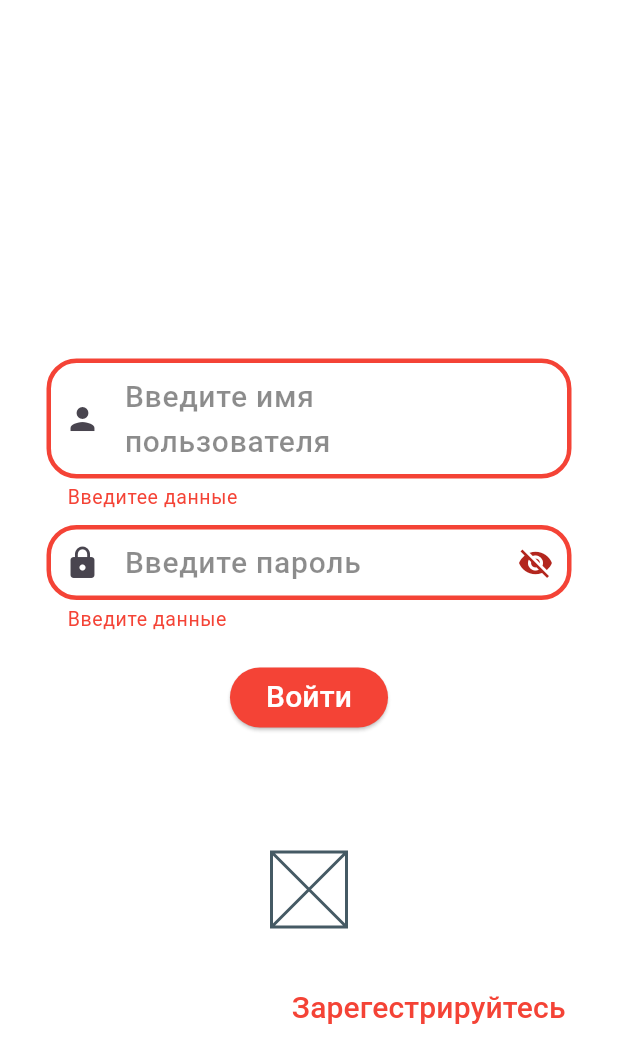
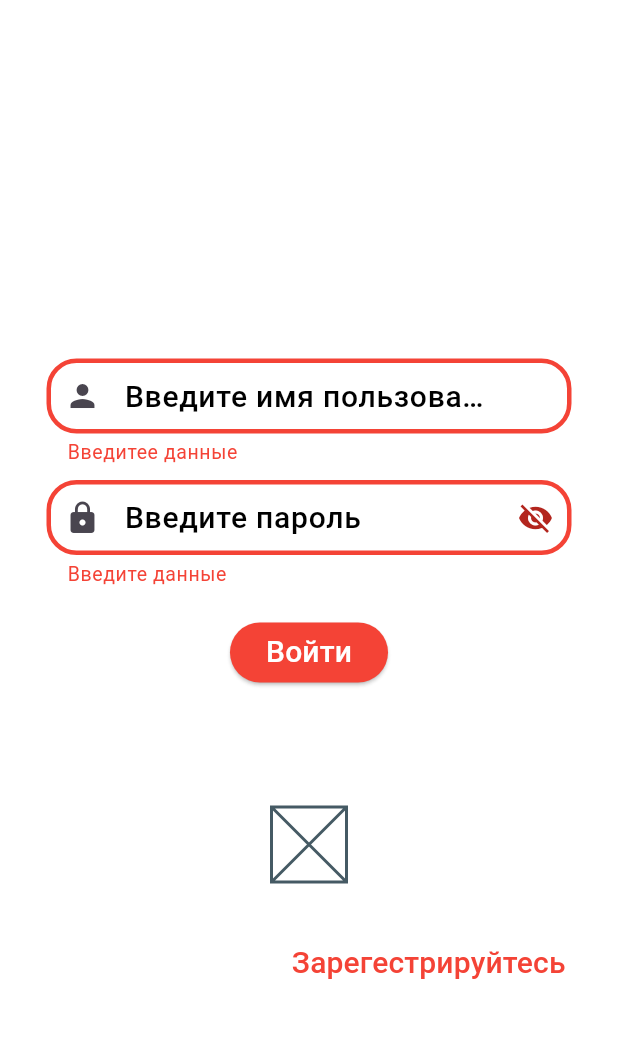
Before and after one commit to bekoe1/ZaniZaniChat, a Flutter app: the LogInPage screen opened by its route, on a phone screen of 412 x 824 dp. Shown: the top 1063 px of the screen. Run offline on Flutter 3.47's test engine with Material 3 defaults, Android fonts, the phone set to English and light mode, and no system bars; our stand-ins replace bloc, dio, flutter_bloc, flutter_slidable, freezed_annotation, pretty_dio_logger and 1 more; accounts and stored records are empty.

```diff
--- a/lib/data/dto/paginated_dialogs_dto.dart
+++ b/lib/data/dto/paginated_dialogs_dto.dart
@@ -3,5 +3,8 @@
 // part 'paginated_dialogs_dto.freezed.dart';
 //
 // class PaginatedDialogsDto with _$PaginatedDialogsDto{
-//   //todo
+//   const factory PaginatedDialogsDto({
+//     required int chat_id,
+//     required
+//   })
 // }
--- a/lib/data/repo/dialogs_info_repo.dart
+++ b/lib/data/repo/dialogs_info_repo.dart
@@ -9,4 +9,5 @@ class DialogsInfoRepository{
       requestBody: true,
     ));
 
+
 }
--- a/lib/presentation/pages/dialogs_page/dialogs.page.dart
+++ b/lib/presentation/pages/dialogs_page/dialogs.page.dart
@@ -9,9 +9,7 @@ import 'package:flutter_slidable/flutter_slidable.dart';
 
 class DialogsPage extends StatefulWidget {
   //сделать,чтобы принимал id
-  const DialogsPage({super.key, required this.token});
-
-  final String token;
+  const DialogsPage({super.key});
 
   @override
   State<DialogsPage> createState() => _DialogsPageState();
--- a/lib/presentation/pages/login_page/bloc/log_in_bloc.dart
+++ b/lib/presentation/pages/login_page/bloc/log_in_bloc.dart
@@ -1,3 +1,5 @@
+
+import 'dart:developer';
 
 import 'package:bloc/bloc.dart';
 import 'package:bloc_test_app/data/repo/auth_repo.dart';
@@ -39,7 +41,8 @@ class LogInBloc extends Bloc<LogInEvent, LogInState> {
         }
         emit(state.copyWith(status: SubmissionSuccess()));
       } catch (e) {
-        emit(state.copyWith(status: SubmissionFailed(exc: e)));
+        emit(state.copyWith(status: SubmissionFailed(exc: e.toString())));
+        log(state.status.toString());
       }
     }
   }
--- a/lib/presentation/pages/login_page/login_page.dart
+++ b/lib/presentation/pages/login_page/login_page.dart
@@ -1,5 +1,8 @@
+import 'dart:developer';
+
 import 'package:bloc_test_app/presentation/pages/login_page/bloc/log_in_bloc.dart';
 import 'package:bloc_test_app/utils/form_submission_status.dart';
+import 'package:bloc_test_app/utils/internal_storage_helper.dart';
 import 'package:flutter/material.dart';
 import 'package:flutter_bloc/flutter_bloc.dart';
 
@@ -20,10 +23,6 @@ class _LogInPageState extends State<LogInPage> {
   bool obscuringPassword = true;
   IconData obscuringIcon = Icons.visibility_off;
   final formKey = GlobalKey<FormState>();
-  final snackBar = const SnackBar(
-    backgroundColor: Colors.white54,
-    content: Text("Введите корректные данные!"),
-  );
 
   @override
   Widget build(BuildContext context) {
@@ -66,6 +65,8 @@ class _LogInPageState extends State<LogInPage> {
                       BlocBuilder<LogInBloc, LogInState>(
                         builder: (context, state) {
                           return CustomTextFormField(
+                            filled: true,
+                            fillColor: Colors.white54,
                             inputType: TextInputType.name,
                             onChanged: (name) {
                               context.read<LogInBloc>().add(
@@ -93,6 +94,8 @@ class _LogInPageState extends State<LogInPage> {
                         builder: (context, state) {
                           return CustomTextFormField(
                               inputType: TextInputType.visiblePassword,
+                              filled: true,
+                              fillColor: Colors.white54,
                               width: 350,
                               validationFunc: (value) {
                                 if (Validation.ValidatePass(value!) != null) {
@@ -123,8 +126,7 @@ class _LogInPageState extends State<LogInPage> {
                   ),
                 ),
                 const SizedBox(height: 20),
-                BlocBuilder<LogInBloc, LogInState>(
-                  builder: (context, state) {
+                BlocConsumer<LogInBloc, LogInState>(builder: (context, state) {
                   return state.status is FormSubmitting
                       ? const CircularProgressIndicator(
                           color: Colors.white,
@@ -133,14 +135,36 @@ class _LogInPageState extends State<LogInPage> {
                       : CustomElevatedButton(
                           text: "Войти",
                           fontSize: 20,
-                            func: () async {
+                          func: () {
+                            if (formKey.currentState!.validate()) {
                               context.read<LogInBloc>().add(LoginDone());
+                            } else {
+                              ScaffoldMessenger.of(context).showSnackBar(
+                                const SnackBar(
+                                  content: Text("Введите корректные данные"),
+                                  backgroundColor: Colors.white54,
+                                ),
+                              );
+                            }
                           },
                           bckgroundColor: Colors.red,
                           textColor: Colors.white,
                         );
-                  },
+                }, listener: (context, state) {
+                  if (formKey.currentState!.validate()) {
+                    if (state.status is LogInSubmitted) {
+                      Navigator.pushNamed(context, "/dialogs");
+                    }
+                    if (state.status is SubmissionFailed) {
+                      ScaffoldMessenger.of(context).showSnackBar(
+                        SnackBar(
+                          content: Text(state.status.exception!),
+                          backgroundColor: Colors.white54,
                         ),
+                      );
+                    }
+                  }
+                }),
                 const SizedBox(height: 20),
                 const Row(
                   children: [
--- a/lib/presentation/pages/sign_in_page/Bloc/sign_in_bloc.dart
+++ b/lib/presentation/pages/sign_in_page/Bloc/sign_in_bloc.dart
@@ -42,7 +42,7 @@ class SignInBloc extends Bloc<SignInEvent, SignInState> {
         }
       }
       catch(e){
-        log(e.toString());
+        emit(state.copyWith(status: SubmissionFailed(exc: e.toString())));
       }
     }
   }
--- a/lib/utils/form_submission_status.dart
+++ b/lib/utils/form_submission_status.dart
@@ -1,6 +1,6 @@
 abstract class FormSubmissionStatus {
   const FormSubmissionStatus({this.exception});
-  final Exception? exception;
+  final String? exception;
 }
 
 class InitialFormStatus extends FormSubmissionStatus {
--- a/lib/utils/internal_storage_helper.dart
+++ b/lib/utils/internal_storage_helper.dart
@@ -8,6 +8,10 @@ class SharedPrefsHelper {
     return prefs.getString(sessionName);
   }
 
+  static Future<bool> IsSessionInStorage() async{
+    SharedPreferences prefs = await SharedPreferences.getInstance();
+    return prefs.containsKey(sessionName);
+  }
   static Future<void> DeleteSession() async{
     SharedPreferences prefs = await SharedPreferences.getInstance();
     prefs.remove(sessionName);
--- a/lib/utils/textfields.dart
+++ b/lib/utils/textfields.dart
@@ -18,9 +18,10 @@ class CustomTextFormField extends StatelessWidget {
     this.filled,
     this.hoverColor,
     this.maxLines,
-    required this.inputType, this.onSaved,
+    required this.inputType,
+    this.onSaved,
+    this.textColor,
   });
-
 
   final String? errorText;
   final String? labelText;
@@ -35,13 +36,13 @@ class CustomTextFormField extends StatelessWidget {
   final bool obscuringPass;
   final bool? filled;
   final int? maxLines;
-
+  final Color? textColor;
   final String? Function(String?)? validationFunc;
   final double width;
   final Color? hoverColor;
   final OutlineInputBorder _typicalBorder = OutlineInputBorder(
     borderRadius: BorderRadius.circular(20.0),
-    borderSide: const BorderSide(color: Colors.white, width: 3),
+    borderSide: const BorderSide(color: Colors.transparent, width: 3),
   );
   final TextInputType inputType;
   final OutlineInputBorder _typicalErrorBorder = OutlineInputBorder(
@@ -57,7 +58,7 @@ class CustomTextFormField extends StatelessWidget {
         onSaved: onSaved,
         textInputAction: TextInputAction.newline,
         minLines: 1,
-        maxLines: maxLines ?? 5,
+        maxLines: maxLines ?? 1,
         onChanged: onChanged,
         style: const TextStyle(
           color: Colors.black,
@@ -74,13 +75,13 @@ class CustomTextFormField extends StatelessWidget {
           errorStyle: const TextStyle(color: Colors.red, fontSize: 13),
           filled: filled ?? false,
           hintText: labelText,
-          hintStyle: const TextStyle(
+          hintStyle: TextStyle(
             fontWeight: FontWeight.w500,
-            color: Colors.black45,
+            color: textColor?? Colors.black,
             fontSize: 20,
           ),
-          enabledBorder: filled == false ? _typicalBorder : null,
-          focusedBorder: filled == false ? _typicalBorder : null,
+          enabledBorder: _typicalBorder,
+          focusedBorder: _typicalBorder,
           contentPadding: const EdgeInsets.all(10),
           prefixIcon: Icon(icon),
           suffixIcon: IconButton(
```
Also changed, not shown: lib/data/repo/auth_repo.dart (+8 -6 lines), lib/main.dart (+9 -5 lines), lib/presentation/pages/sign_in_page/sign_in_page.dart (+37 -12 lines). Lines whose indentation alone changed are shown as unchanged.
